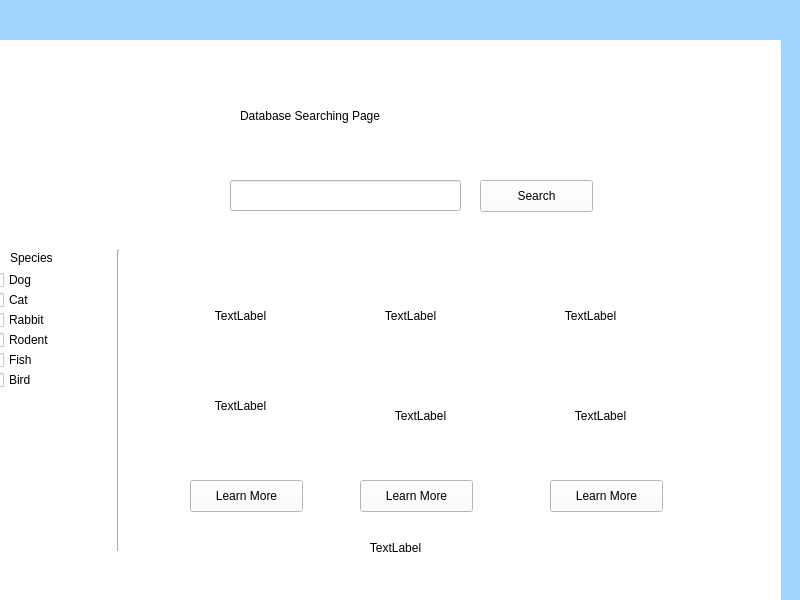
lee-anh/Adopet, file team1_1/GUI/gui.ui: the form before one commit.
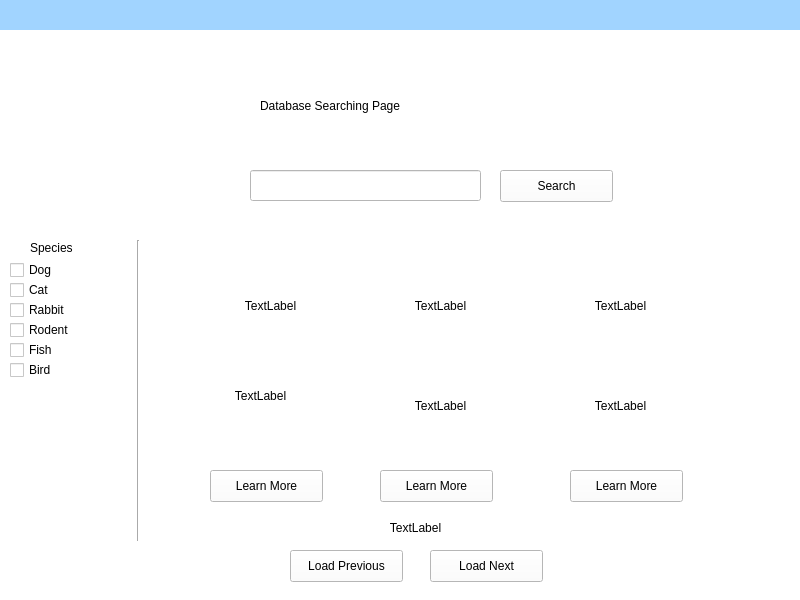
The form after the commit.

The edit to the form file:
```diff
--- a/team1_1/GUI/gui.ui
+++ b/team1_1/GUI/gui.ui
@@ -19,10 +19,10 @@
   <widget class="QStackedWidget" name="stackedWidget">
    <property name="geometry">
     <rect>
-     <x>-20</x>
-     <y>40</y>
+     <x>0</x>
+     <y>30</y>
      <width>801</width>
-     <height>621</height>
+     <height>571</height>
     </rect>
    </property>
    <property name="styleSheet">
@@ -111,7 +111,7 @@
     <widget class="QLabel" name="results1">
      <property name="geometry">
       <rect>
-       <x>200</x>
+       <x>210</x>
        <y>260</y>
        <width>121</width>
        <height>31</height>
@@ -247,7 +247,7 @@
     <widget class="QLabel" name="results2">
      <property name="geometry">
       <rect>
-       <x>370</x>
+       <x>380</x>
        <y>260</y>
        <width>121</width>
        <height>31</height>
@@ -263,7 +263,7 @@
     <widget class="QLabel" name="results3">
      <property name="geometry">
       <rect>
-       <x>550</x>
+       <x>560</x>
        <y>260</y>
        <width>121</width>
        <height>31</height>
@@ -296,7 +296,7 @@
      <property name="geometry">
       <rect>
        <x>250</x>
-       <y>500</y>
+       <y>490</y>
        <width>331</width>
        <height>16</height>
       </rect>
@@ -347,6 +347,32 @@
       <string>Learn More</string>
      </property>
     </widget>
+    <widget class="QPushButton" name="loadNext">
+     <property name="geometry">
+      <rect>
+       <x>430</x>
+       <y>520</y>
+       <width>113</width>
+       <height>32</height>
+      </rect>
+     </property>
+     <property name="text">
+      <string>Load Next</string>
+     </property>
+    </widget>
+    <widget class="QPushButton" name="loadPrevious">
+     <property name="geometry">
+      <rect>
+       <x>290</x>
+       <y>520</y>
+       <width>113</width>
+       <height>32</height>
+      </rect>
+     </property>
+     <property name="text">
+      <string>Load Previous</string>
+     </property>
+    </widget>
    </widget>
    <widget class="QWidget" name="MeetPetPage">
     <widget class="QLabel" name="petPic">
```
